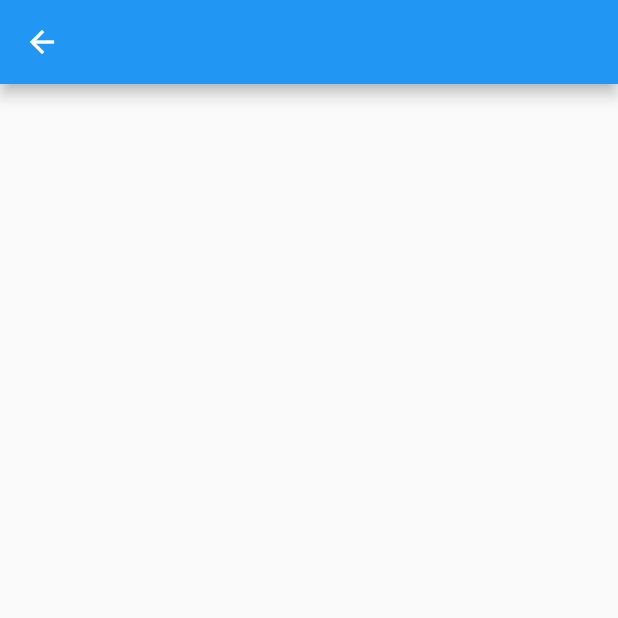
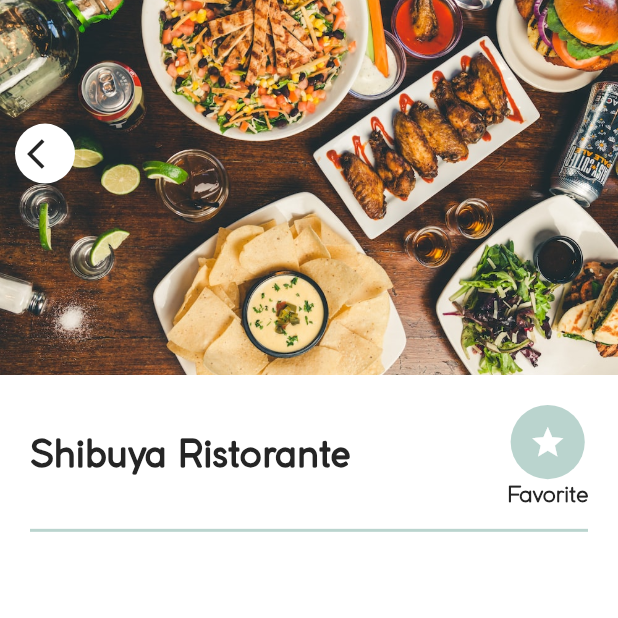
Before and after one commit to felipelemostb/mobile-challenge, a Flutter app: the DetailsPage screen opened by its route, on a phone screen of 412 x 824 dp, the top half of it. Run offline on Flutter 3.47's test engine with Material 2 defaults, Android fonts, the phone set to English and light mode, and no system bars; our stand-ins replace dio, flutter_secure_storage, loading_animation_widget, lottie, sqflite; accounts and stored records are empty.

Commit message:
Feat: create commponents

```diff
--- a/lib/data/infra/client_http/url_api.dart
+++ b/lib/data/infra/client_http/url_api.dart
@@ -1 +1,3 @@
-class UrlApi {}
+class UrlApi {
+  static const getRestaurants = "https://api.dev.wdtek.xyz/restaurants";
+}
--- /dev/null
+++ b/lib/domain/interfaces/irestaurante.dart
@@ -0,0 +1,5 @@
+import 'package:mobile_challenge/core/utils/request_data_utils.dart';
+
+abstract class IRestaurante {
+  Future fetchRestaurants(RequestDataUtils requestDataUtils);
+}
--- a/lib/presentation/pages/details_page/details_page.dart
+++ b/lib/presentation/pages/details_page/details_page.dart
@@ -1,4 +1,7 @@
 import 'package:flutter/material.dart';
+import 'package:mobile_challenge/core/responsiveness/device_screen_information.dart';
+import 'package:mobile_challenge/core/themes/app_theme.dart';
+import 'package:mobile_challenge/presentation/pages/details_page/widgets/item_info.dart';
 
 class DetailsPage extends StatefulWidget {
   const DetailsPage({Key? key}) : super(key: key);
@@ -10,11 +13,56 @@ class DetailsPage extends StatefulWidget {
 class _DetailsPageState extends State<DetailsPage> {
   @override
   Widget build(BuildContext context) {
+    num screenPerimeter = DeviceScreenInformation.perimeter(context);
     return Scaffold(
-      appBar: AppBar(
-        title: const Text(''),
+      backgroundColor: AppTheme.colors.white,
+      body: Column(
+        children: [
+          Container(
+            height: 250,
+            decoration: const BoxDecoration(
+              image: DecorationImage(
+                image: AssetImage("assets/images/card.jpeg"),
+                fit: BoxFit.cover,
+              ),
+            ),
+            child: Padding(
+              padding: const EdgeInsets.symmetric(horizontal: 10.0),
+              child: Column(
+                mainAxisAlignment: MainAxisAlignment.spaceBetween,
+                children: [
+                  Padding(
+                    padding: EdgeInsets.only(
+                      top: MediaQuery.of(context).size.width * 0.20,
+                    ),
+                    child: Row(
+                      children: [
+                        GestureDetector(
+                          onTap: () {
+                            Navigator.pop(context);
+                          },
+                          child: CircleAvatar(
+                            backgroundColor: AppTheme.colors.white,
+                            child: Center(
+                              child: Icon(
+                                Icons.arrow_back_ios,
+                                color: AppTheme.colors.black,
+                              ),
+                            ),
+                          ),
+                        ),
+                      ],
+                    ),
+                  ),
+                ],
+              ),
+            ),
+          ),
+          Expanded(
+            child: ItemInfo(),
+          ),
+        ],
       ),
-      body: Container(),
     );
   }
 }
--- /dev/null
+++ b/lib/presentation/pages/details_page/widgets/item_info.dart
@@ -0,0 +1,81 @@
+import 'package:flutter/material.dart';
+import 'package:mobile_challenge/core/responsiveness/device_screen_information.dart';
+import 'package:mobile_challenge/core/themes/app_styles.dart';
+import 'package:mobile_challenge/core/themes/app_theme.dart';
+
+class ItemInfo extends StatelessWidget {
+  @override
+  Widget build(BuildContext context) {
+    num screenPerimeter = DeviceScreenInformation.perimeter(context);
+    return Container(
+      padding: const EdgeInsets.all(20),
+      width: double.infinity,
+      decoration: const BoxDecoration(
+        color: Colors.white,
+        borderRadius: BorderRadius.only(
+          topLeft: Radius.circular(30),
+          topRight: Radius.circular(30),
+        ),
+      ),
+      child: Column(
+        children: <Widget>[
+          Padding(
+            padding: EdgeInsets.only(
+              bottom: MediaQuery.of(context).size.width * 0.010,
+            ),
+            child: Row(
+              mainAxisAlignment: MainAxisAlignment.spaceBetween,
+              children: [
+                Text(
+                  'Shibuya Ristorante',
+                  style: AppTheme.textStyles.styleText(
+                    TypeFont.normal,
+                    AppTheme.colors.black,
+                    screenPerimeter * 0.010,
+                    FontWeight.w700,
+                  ),
+                ),
+                GestureDetector(
+                  onTap: () {
+                    Navigator.pop(context);
+                  },
+                  child: Column(
+                    children: [
+                      CircleAvatar(
+                        radius: screenPerimeter * 0.010,
+                        backgroundColor: AppTheme.colors.primaryColor,
+                        child: Center(
+                          child: Icon(
+                            Icons.star,
+                            color: Colors.white,
+                            size: screenPerimeter * 0.010,
+                          ),
+                        ),
+                      ),
+                      const SizedBox(height: 4),
+                      Text(
+                        'Favorite',
+                        style: AppTheme.textStyles.styleText(
+                          TypeFont.light,
+                          AppTheme.colors.black,
+                          screenPerimeter * 0.006,
+                          FontWeight.w600,
+                        ),
+                      )
+                    ],
+                  ),
+                ),
+              ],
+            ),
+          ),
+          const SizedBox(height: 10),
+          Container(
+            color: AppTheme.colors.primaryColor,
+            height: 2,
+            width: MediaQuery.of(context).size.width,
+          )
+        ],
+      ),
+    );
+  }
+}
```
Also changed, not shown: lib/domain/bloc/bloc_restaurant.dart (added, +25 -0 lines), lib/domain/use_case/restaurant_use_case.dart (added, +38 -0 lines), lib/presentation/components/app_header.dart (+7 -7 lines), lib/presentation/pages/details_page/widgets/item_image.dart (added, +24 -0 lines), lib/presentation/pages/home_page/home_page.dart (+71 -2 lines), lib/presentation/pages/home_page/widgets/restaurant_card_widget.dart (added, +38 -0 lines), lib/presentation/pages/home_page/widgets/search_component.dart (added, +47 -0 lines), assets/images/card.jpeg (added), lib/presentation/components/search_component.dart (deleted).
